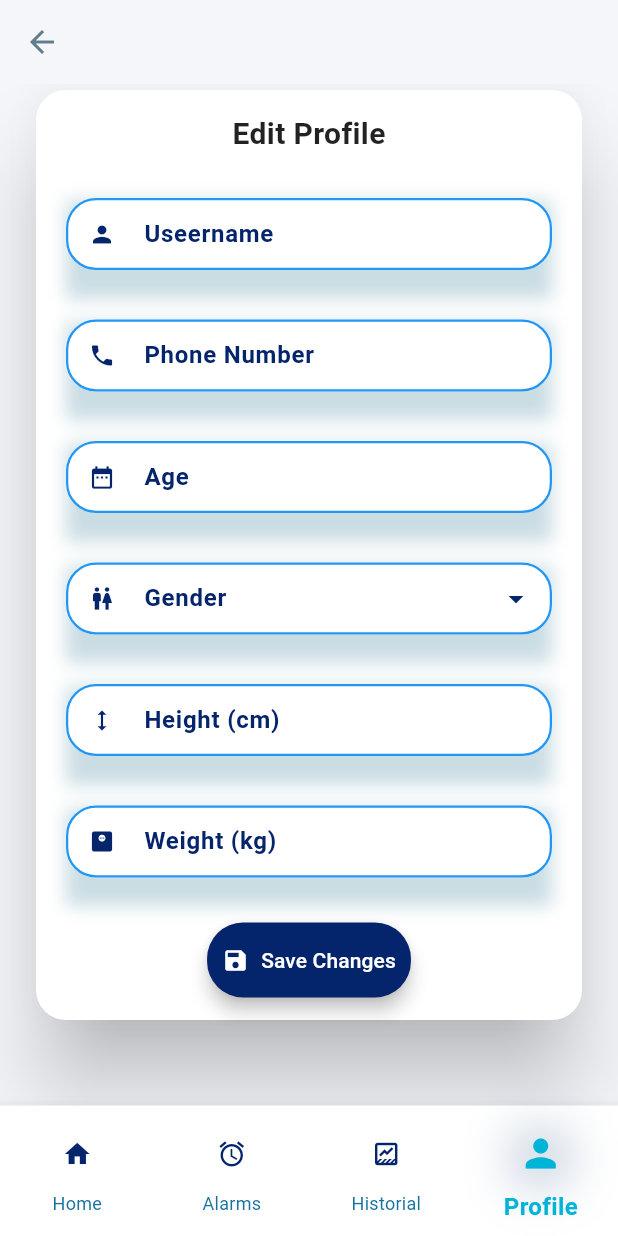
After one commit to MGabriela29/Aquaday, a Flutter app: the EditProfile screen opened by its route, on a phone screen of 412 x 824 dp. The commit adds this screen. Run offline on Flutter 3.47's test engine with Material 3 defaults, Android fonts, the phone set to English and light mode, and no system bars; our stand-ins replace cloud_firestore, firebase_auth, firebase_core, fl_chart, percent_indicator; accounts and stored records are empty.

Commit message:
06 Screen-Profile lista

```diff
--- a/lib/main.dart
+++ b/lib/main.dart
@@ -26,7 +26,7 @@ Widget build(BuildContext context) {
       colorScheme: ColorScheme.fromSwatch().copyWith(
         primary: const Color(0xFF00B4D8),
         secondary: const Color.fromARGB(255, 167, 198, 209),
-        error: Colors.red,
+
       ),
       textTheme: const TextTheme(
         bodyLarge: TextStyle(color: Colors.black87),
--- /dev/null
+++ b/lib/src/screens/edit_profile.dart
@@ -0,0 +1,208 @@
+import 'package:flutter/material.dart';
+import 'package:firebase_auth/firebase_auth.dart';
+import 'package:cloud_firestore/cloud_firestore.dart';
+import 'package:aquaday/utils/routes.dart';
+import 'package:aquaday/widgets/custom_bottom_navbar.dart';
+import 'package:aquaday/widgets/custom_input_field.dart';
+import 'package:aquaday/widgets/custom_dropdown_fiel.dart';
+
+class EditProfile extends StatefulWidget {
+  const EditProfile({super.key});
+
+  @override
+  State<EditProfile> createState() => _EditProfileState();
+}
+
+class _EditProfileState extends State<EditProfile> {
+  final List<String> _genderOptions = ['Male', 'Female', 'Other', 'Prefer not to say'];
+  final TextEditingController _usernameController = TextEditingController();
+  final TextEditingController _phoneController = TextEditingController();
+  final TextEditingController _ageController = TextEditingController();
+  final TextEditingController _heightController = TextEditingController();
+  final TextEditingController _weightController = TextEditingController();
+
+  String? _selectedGender;
+  Map<String, dynamic>? userData;
+
+  @override
+  void initState() {
+    super.initState();
+    fetchUserData();
+  }
+
+  @override
+  void dispose() {
+    _usernameController.dispose();
+    _phoneController.dispose();
+    _heightController.dispose();
+    _weightController.dispose();
+    super.dispose();
+  }
+
+  Future<void> fetchUserData() async {
+    final user = FirebaseAuth.instance.currentUser;
+    if (user != null) {
+      final doc = await FirebaseFirestore.instance.collection('users').doc(user.uid).get();
+      if (doc.exists) {
+        setState(() {
+          userData = doc.data();
+          _usernameController.text = userData?['username'] ?? '';
+          _phoneController.text = userData?['phone'] ?? '';
+          _ageController.text= userData?['age'] ?? '';
+          _heightController.text = userData?['height'] ?? '';
+          _weightController.text = userData?['weight'] ?? '';
+          _selectedGender = userData?['gender'];
+        });
+      }
+    }
+  }
+
+  Future<void> updateUserData() async {
+    final user = FirebaseAuth.instance.currentUser;
+    if (user != null) {
+      await FirebaseFirestore.instance.collection('users').doc(user.uid).update({
+        'username': _usernameController.text.trim(),
+        'phone': _phoneController.text.trim(),
+        'age': _ageController.text.trim(),
+        'gender': _selectedGender,
+        'height': _heightController.text.trim(),
+        'weight': _weightController.text.trim(),
+      });
+
+      if (!mounted) return;
+
+      // Mostrar mensaje y redirigir
+      ScaffoldMessenger.of(context).showSnackBar(
+        const SnackBar(content: Text('Datos actualizados exitosamente')),
+      );
+
+      // Redirigir a perfil
+      Navigator.pushReplacementNamed(context, AppRoutes.profileRoute);
+    }
+  }
+
+  void onItemTapped(int index) {
+    switch (index) {
+      case 0:
+        Navigator.pushReplacementNamed(context, AppRoutes.homeRoute);
+        break;
+      case 1:
+        Navigator.pushReplacementNamed(context, AppRoutes.alarmsRoute);
+        break;
+      case 2:
+        Navigator.pushReplacementNamed(context, AppRoutes.historialRoute);
+        break;
+      case 3:
+        break;
+    }
+  }
+
+  @override
+  Widget build(BuildContext context) {
+    return Scaffold(
+      appBar: AppBar(
+
+        leading: IconButton(
+          icon: const Icon(Icons.arrow_back),
+          onPressed: () => Navigator.pop(context),
+        ),
+backgroundColor: const Color(0xFFF4F6FA),
+      ),
+      backgroundColor: const Color(0xFFF4F6FA),
+      body: SingleChildScrollView(
+        padding: const EdgeInsets.symmetric(horizontal: 20.0, vertical: 0),
+        child: Card(
+          shape: RoundedRectangleBorder(borderRadius: BorderRadius.circular(20)),
+          elevation: 25,
+          color: Colors.white,
+          child: Padding(
+            padding: const EdgeInsets.symmetric(horizontal: 20.0, vertical:15),
+            child: Column(
+              crossAxisAlignment: CrossAxisAlignment.center,
+              children: [
+                // Título
+                const Text(
+                  'Edit Profile',
+                  style: TextStyle(
+                    fontSize: 20,
+                    fontWeight: FontWeight.bold,
+                    color: Colors.black87,
+                  ),
+                ),
+                const SizedBox(height: 20),
+
+                CustomInputField(
+                  controller: _usernameController,
+                  label: 'Useername',
+                  hintText: 'Enter your username',
+                  icon: Icons.person,
+                ),
+
+                CustomInputField(
+                  controller: _phoneController,
+                  label: 'Phone Number',
+                  hintText: 'Enter phone number',
+                  icon: Icons.phone,
+                  keyboardType: TextInputType.phone,
+                ),
+                CustomInputField(
+                  controller: _ageController,
+                  label: 'Age',
+                  hintText: 'Enter your age',
+                  icon: Icons.date_range,
+                  keyboardType: TextInputType.number,
+                ),
+
+                CustomDropdownField(
+                  label: 'Gender',
+                  icon: Icons.wc_outlined,
+                  items: _genderOptions,
+                  selectedValue: _selectedGender,
+                  onChanged: (String? newValue) {
+                    setState(() {
+                      _selectedGender = newValue;
+                    });
+                  },
+                ),
+
+                CustomInputField(
+                  controller: _heightController,
+                  label: 'Height (cm)',
+                  hintText: 'Enter your height',
+                  icon: Icons.height,
+                  keyboardType: TextInputType.number,
+                ),
+
+                CustomInputField(
+                  controller: _weightController,
+                  label: 'Weight (kg)',
+                  hintText: 'Enter your weight',
+                  icon: Icons.monitor_weight,
+                  keyboardType: TextInputType.number,
+                ),
+                const SizedBox(height: 5),
+
+                ElevatedButton.icon(
+                  onPressed: updateUserData,
+                  icon: const Icon(Icons.save),
+                  label: const Text('Save Changes'),
+                  style: ElevatedButton.styleFrom(
+                    backgroundColor:  const Color(0xFF04246C),
+                    foregroundColor: Colors.white,
+                    padding: const EdgeInsets.symmetric(horizontal: 10, vertical: 15),
+                    shape: RoundedRectangleBorder(borderRadius: BorderRadius.circular(24)),
+                    elevation: 5,
+                  ),
+                ),
+              ],
+            ),
+          ),
+        ),
+      ),
+      bottomNavigationBar: CustomBottomNavbar(
+        selectedIndex: 3,
+        onItemTapped: onItemTapped,
+      ),
+    );
+  }
+}
--- a/lib/src/screens/signup_screen.dart
+++ b/lib/src/screens/signup_screen.dart
@@ -95,7 +95,7 @@ void _showError(String message) {
     return Scaffold(
       appBar: AppBar(),
       body: SingleChildScrollView(
-        padding: const EdgeInsets.fromLTRB(30, 50, 30, 20),
+        padding: const EdgeInsets.fromLTRB(30, 0, 30, 20),
         child: Center(
           child: Column(
             children: [
--- a/lib/utils/routes.dart
+++ b/lib/utils/routes.dart
@@ -1,3 +1,4 @@
+import 'package:aquaday/src/screens/edit_profile.dart';
 import 'package:flutter/material.dart';
 import 'package:aquaday/src/screens/home_screen.dart';
 import 'package:aquaday/src/screens/profile.dart';
@@ -15,6 +16,7 @@ class AppRoutes {
   static const String profileRoute = '/profile';
   static const String alarmsRoute = '/alarms';
   static const String historialRoute = '/historial';
+  static const String editProfileRoute = '/EditProfile';
 
   static Map<String, WidgetBuilder> getApplicationRoutes() {
     return <String, WidgetBuilder>{
@@ -25,6 +27,7 @@ class AppRoutes {
       profileRoute: (BuildContext context) => const ProfileScreen(),
       alarmsRoute: (BuildContext context) => const AlarmsScreen(),
       historialRoute: (BuildContext context) => const HistorialScreen(),
+      editProfileRoute: (BuildContext context) => const EditProfile (),
     };
   }
 }
--- a/lib/widgets/custom_bottom_navbar.dart
+++ b/lib/widgets/custom_bottom_navbar.dart
@@ -30,8 +30,8 @@ class CustomBottomNavbar extends StatelessWidget {
 
       items: [
         _buildBarItem(Icons.home, 'Home', 0, context),
-        _buildBarItem(Icons.alarm, 'Alarms', 1, context),
-        _buildBarItem(Icons.history, 'Historial', 2, context),
+        _buildBarItem(Icons.alarm_outlined, 'Alarms', 1, context),
+        _buildBarItem(Icons.data_thresholding_outlined, 'Historial', 2, context),
         _buildBarItem(Icons.person, 'Profile', 3, context),
       ],
     );
--- a/pubspec.yaml
+++ b/pubspec.yaml
@@ -39,6 +39,8 @@ dependencies:
   firebase_core: ^2.30.0
   firebase_auth: ^4.19.0
   cloud_firestore: ^4.16.0
+  image_picker: ^1.0.5
+  firebase_storage: ^11.0.16
 
 
 dev_dependencies:
```
Also changed, not shown: lib/src/screens/profile.dart (+178 -114 lines), pubspec.lock, 5 other files.
